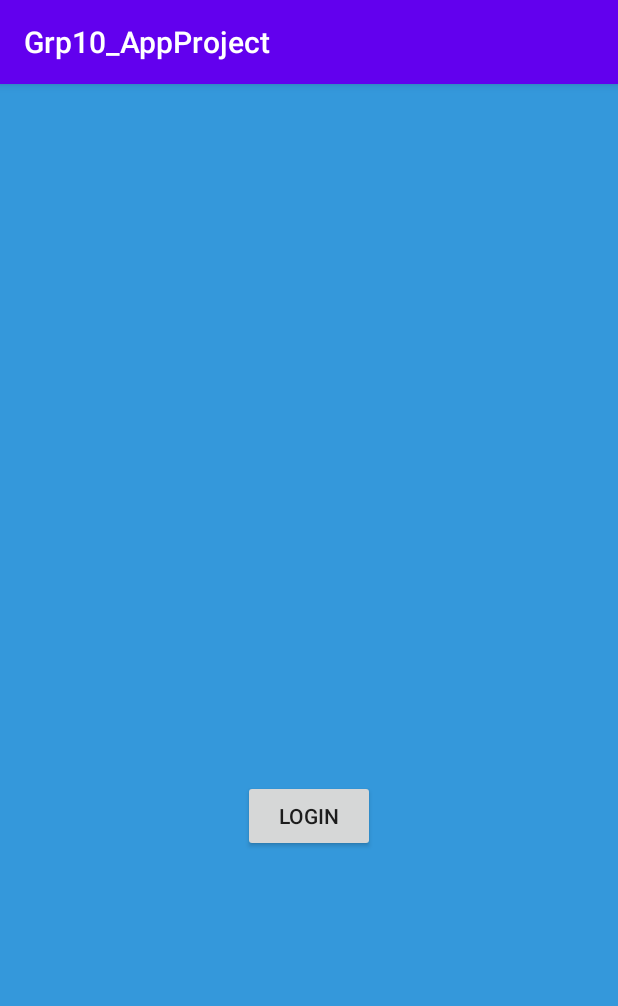
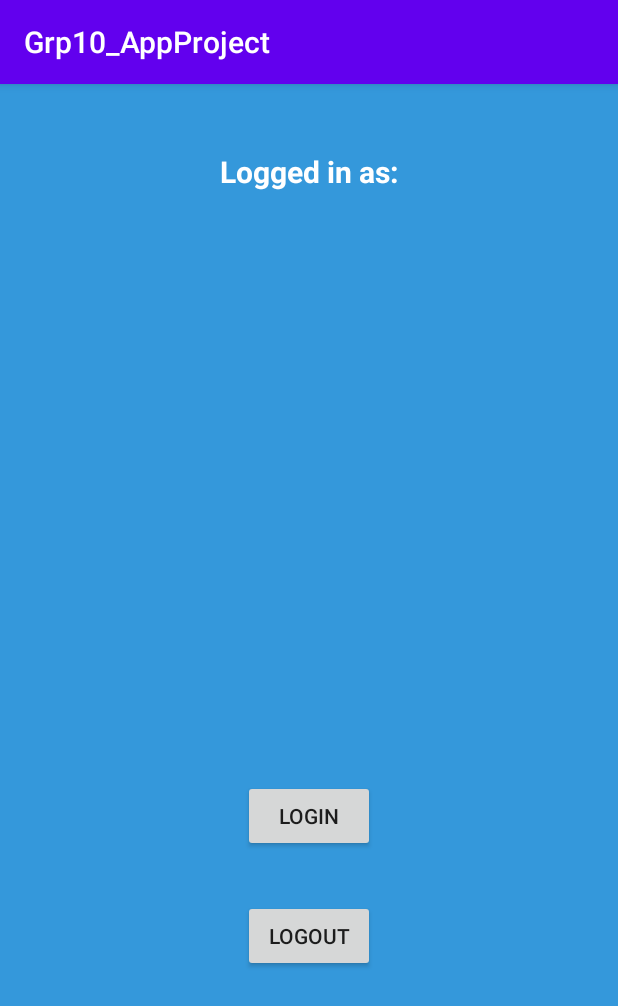
Before and after one commit to MHJespersen/ITSMAP_Gruppe10, an Android app: the screen it shows after launch (LoginActivity), on a phone screen of 412 x 824 dp. Shown: the top 1006 px of the screen. Run offline under Robolectric (Android 15) with nearby library versions, the phone set to English and light mode, and no system bars; our stand-ins replace Firebase (no records; nobody signed in at launch, a user with empty details on screens opened directly); libraries missing offline, so code that uses them is left out: com.firebase.ui.

Commit message:
Adding test login and logout buttons, setting up login with email/password

```diff
--- a/app/build.gradle
+++ b/app/build.gradle
@@ -35,10 +35,11 @@ dependencies {
     implementation 'androidx.room:room-runtime:2.2.5'
     implementation 'com.github.bumptech.glide:glide:4.11.0'
     annotationProcessor 'com.github.bumptech.glide:compiler:4.11.0'
-    implementation 'com.google.firebase:firebase-auth:19.3.1'
+    implementation 'com.google.firebase:firebase-auth'
     testImplementation 'junit:junit:4.12'
     androidTestImplementation 'androidx.test.ext:junit:1.1.2'
     androidTestImplementation 'androidx.test.espresso:espresso-core:3.3.0'
     annotationProcessor 'androidx.room:room-compiler:2.2.5'
     implementation platform('com.google.firebase:firebase-bom:26.1.0')
+    implementation 'com.firebaseui:firebase-ui-auth:6.4.0'
 }
--- a/app/src/main/res/layout/activity_login.xml
+++ b/app/src/main/res/layout/activity_login.xml
@@ -8,13 +8,54 @@
     tools:context="mhj.Grp10_AppProject.Activities.LoginActivity">
 
     <Button
+        android:id="@+id/SignoutBtn"
+        android:layout_width="wrap_content"
+        android:layout_height="wrap_content"
+        android:layout_marginBottom="176dp"
+        android:text="Logout"
+        app:layout_constraintBottom_toBottomOf="parent"
+        app:layout_constraintEnd_toEndOf="parent"
+        app:layout_constraintHorizontal_bias="0.501"
+        app:layout_constraintStart_toStartOf="parent"
+        android:onClick="SignOut"/>
+
+    <Button
         android:id="@+id/SignInBtn"
         android:layout_width="wrap_content"
         android:layout_height="wrap_content"
         android:layout_marginBottom="256dp"
+        android:onClick="SignIn"
         android:text="Login"
         app:layout_constraintBottom_toBottomOf="parent"
         app:layout_constraintEnd_toEndOf="parent"
+        app:layout_constraintStart_toStartOf="parent" />
+
+    <TextView
+        android:id="@+id/textView"
+        android:layout_width="wrap_content"
+        android:layout_height="wrap_content"
+        android:text="Logged in as:"
+        android:textColor="#FFFFFF"
+        android:textSize="20sp"
+        android:textStyle="bold"
+        app:layout_constraintBottom_toTopOf="@+id/SignInBtn"
+        app:layout_constraintEnd_toEndOf="parent"
         app:layout_constraintStart_toStartOf="parent"
-        android:onClick="SignIn"/>
+        app:layout_constraintTop_toTopOf="parent"
+        app:layout_constraintVertical_bias="0.102" />
+
+    <TextView
+        android:id="@+id/UserNameTxt"
+        android:layout_width="wrap_content"
+        android:layout_height="wrap_content"
+        android:textColor="#FFFFFF"
+        android:textSize="20sp"
+        android:textStyle="italic"
+        app:layout_constraintBottom_toTopOf="@+id/SignInBtn"
+        app:layout_constraintEnd_toEndOf="parent"
+        app:layout_constraintHorizontal_bias="0.498"
+        app:layout_constraintStart_toStartOf="parent"
+        app:layout_constraintTop_toBottomOf="@+id/textView"
+        app:layout_constraintVertical_bias="0.087"
+        tools:text="test@mail.com" />
 </androidx.constraintlayout.widget.ConstraintLayout>
```
Also changed, not shown: app/src/main/java/mhj/Grp10_AppProject/Activities/LoginActivity.java (+64 -2 lines).
